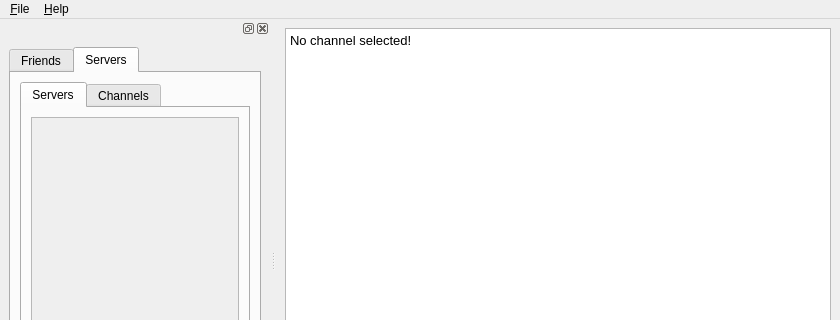
Before: the Qt Designer form src/ui/main.ui in mak448a/Qtcord, drawn with Qt 5; both pictures show x 0 to 840 and y 0 to 320 of the 840 by 500 pixel window.
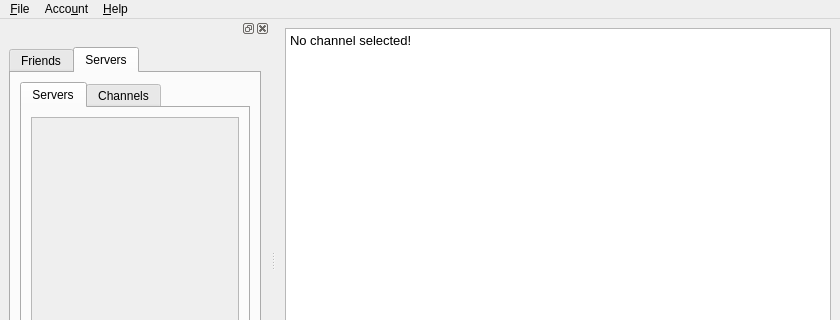
After: the same form once the commit is applied. The open tabs and pages were chosen to show the change.

```diff
--- a/src/ui/main.ui
+++ b/src/ui/main.ui
@@ -111,7 +111,7 @@
      <x>0</x>
      <y>0</y>
      <width>840</width>
-     <height>23</height>
+     <height>30</height>
     </rect>
    </property>
    <widget class="QMenu" name="menuFile">
@@ -127,7 +127,14 @@
     <addaction name="actionAbout"/>
     <addaction name="actionLicenses"/>
    </widget>
+   <widget class="QMenu" name="menuAccount">
+    <property name="title">
+     <string>Acco&amp;unt</string>
+    </property>
+    <addaction name="actionLogout"/>
+   </widget>
    <addaction name="menuFile"/>
+   <addaction name="menuAccount"/>
    <addaction name="menuHelp"/>
   </widget>
   <widget class="QDockWidget" name="dockWidget">
```
Left out of the diff: 35 changed lines with no effect on the pictures.
